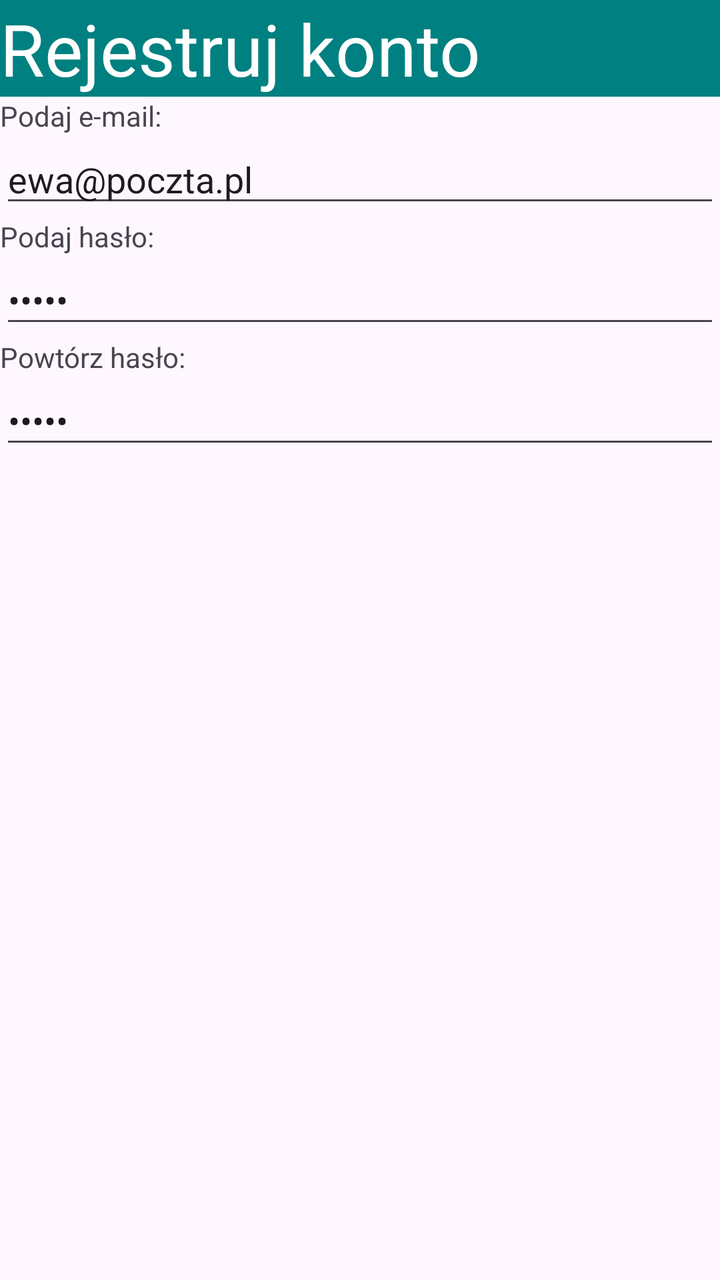
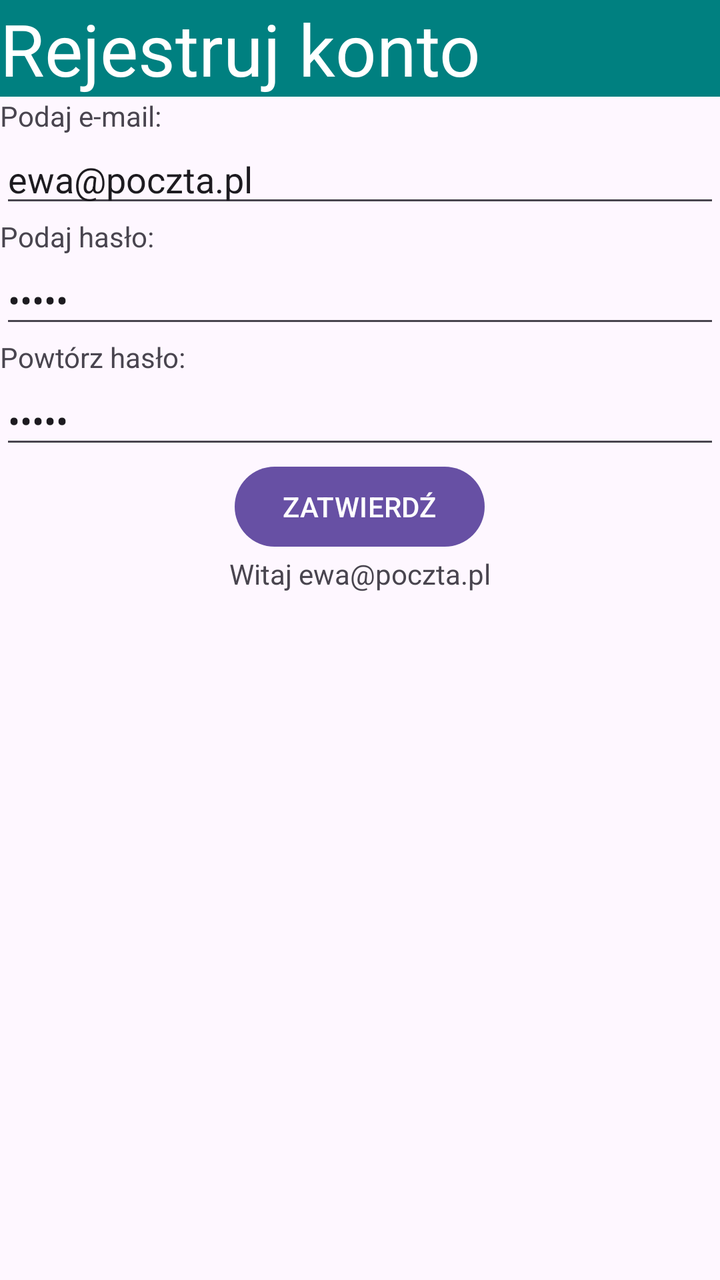

Compare the two renders of this Android layout. The source of the first and the diff that turns it into the second are given below.
<!-- AndroidManifest.xml: application theme Theme._2809 -->
<!-- res/layout/activity_main.xml -->
<?xml version="1.0" encoding="utf-8"?>
<LinearLayout xmlns:android="http://schemas.android.com/apk/res/android"
    xmlns:tools="http://schemas.android.com/tools"
    android:id="@+id/main"
    android:layout_width="match_parent"
    android:layout_height="match_parent"
    android:orientation="vertical"
    android:padding="0dp"
    tools:context=".MainActivity">


    <TextView
        android:id="@+id/textView"
        android:layout_width="match_parent"
        android:layout_height="wrap_content"
        android:textSize="36sp"
        android:background="#008080"
        android:textColor="@color/white"
        android:text="Rejestruj konto" />

    <TextView
        android:layout_width="match_parent"
        android:layout_height="wrap_content"
        android:text="Podaj e-mail:" />

    <EditText
        android:id="@+id/etEmail"
        android:layout_width="match_parent"
        android:layout_height="wrap_content"
        android:inputType="textEmailAddress"
        android:text="ewa@poczta.pl" />

    <TextView
        android:layout_width="match_parent"
        android:layout_height="wrap_content"
        android:text="Podaj hasło:" />

    <EditText
        android:id="@+id/etPassword"
        android:layout_width="match_parent"
        android:layout_height="wrap_content"
        android:inputType="textPassword"
        android:text="haslo" />

    <TextView
        android:layout_width="match_parent"
        android:layout_height="wrap_content"
        android:text="Powtórz hasło:" />

    <EditText
        android:id="@+id/etPasswordRepeat"
        android:layout_width="match_parent"
        android:layout_height="wrap_content"
        android:inputType="textPassword"
        android:text="haslo" />


</LinearLayout>
<!-- resources referenced by this layout -->
<resources>
  <color name="white">#FFFFFFFF</color>
  <style name="Theme._2809" parent="Base.Theme._2809" />
  <style name="Base.Theme._2809" parent="Theme.Material3.DayNight.NoActionBar">
          
          
      </style>
</resources>

<!-- the commit's change to res/layout/activity_main.xml (unified diff, before → after) -->
@@ -54,5 +54,19 @@
         android:inputType="textPassword"
         android:text="haslo" />
 
+    <Button
+        android:id="@+id/btnConfirm"
+        android:layout_width="wrap_content"
+        android:layout_height="wrap_content"
+        android:layout_gravity="center_horizontal"
+        android:text="ZATWIERDŹ" />
+
+    <TextView
+        android:id="@+id/tvResult"
+        android:layout_width="wrap_content"
+        android:layout_height="wrap_content"
+        android:layout_gravity="center_horizontal"
+        android:text="Witaj ewa@poczta.pl" />
+
 
 </LinearLayout>
